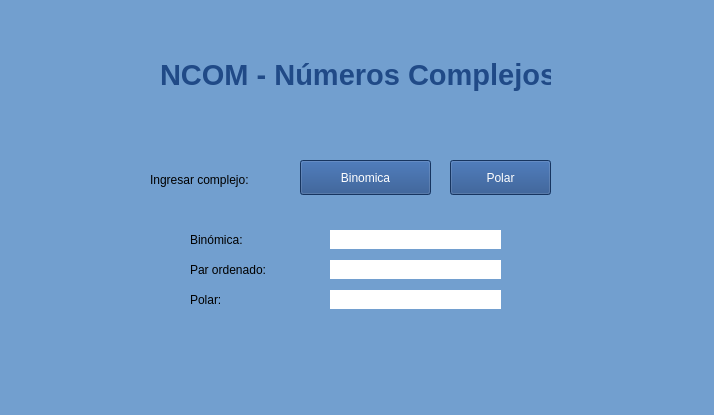
This is ncom.ui in emiortiz/TP-MatSup-1c2019 as Qt 5 draws it before an edit. The edited form follows.
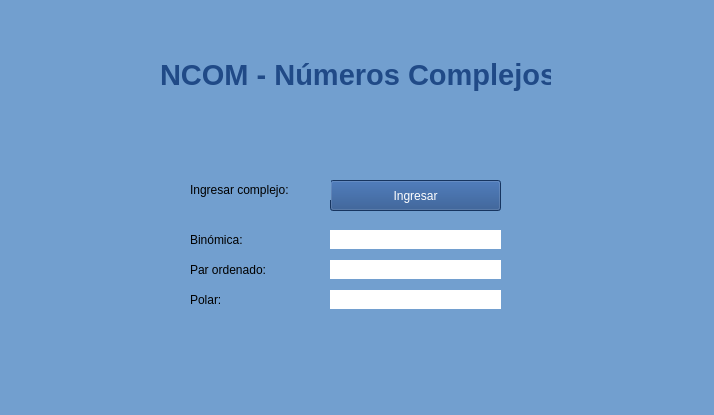
This is the edited form.

Commit message: Parse para numeros complejos

What changed in the file:
```diff
--- a/ncom.ui
+++ b/ncom.ui
@@ -30,23 +30,6 @@
      <string>&lt;html&gt;&lt;head/&gt;&lt;body&gt;&lt;p&gt;&lt;span style=&quot; font-size:22pt; font-weight:600; color:#204a87;&quot;&gt;NCOM - Números Complejos&lt;/span&gt;&lt;/p&gt;&lt;/body&gt;&lt;/html&gt;</string>
     </property>
    </widget>
-   <widget class="QPushButton" name="getBinomica">
-    <property name="geometry">
-     <rect>
-      <x>300</x>
-      <y>160</y>
-      <width>131</width>
-      <height>35</height>
-     </rect>
-    </property>
-    <property name="styleSheet">
-     <string notr="true">background-color: rgb(32, 74, 135);
-color: rgb(255, 255, 255);</string>
-    </property>
-    <property name="text">
-     <string>Binomica</string>
-    </property>
-   </widget>
    <widget class="QLabel" name="label_2">
     <property name="geometry">
      <rect>
@@ -105,10 +88,10 @@
    <widget class="QPushButton" name="getPolar">
     <property name="geometry">
      <rect>
-      <x>450</x>
-      <y>160</y>
-      <width>101</width>
-      <height>35</height>
+      <x>330</x>
+      <y>180</y>
+      <width>171</width>
+      <height>31</height>
      </rect>
     </property>
     <property name="styleSheet">
@@ -116,14 +99,14 @@
 color: rgb(255, 255, 255);</string>
     </property>
     <property name="text">
-     <string>Polar</string>
+     <string>Ingresar</string>
     </property>
    </widget>
    <widget class="QLabel" name="label_6">
     <property name="geometry">
      <rect>
-      <x>150</x>
-      <y>170</y>
+      <x>190</x>
+      <y>180</y>
       <width>141</width>
       <height>20</height>
      </rect>
```
Left out of the diff: 4 changed lines with no effect on the pictures. The commit also changes 2 other files.
